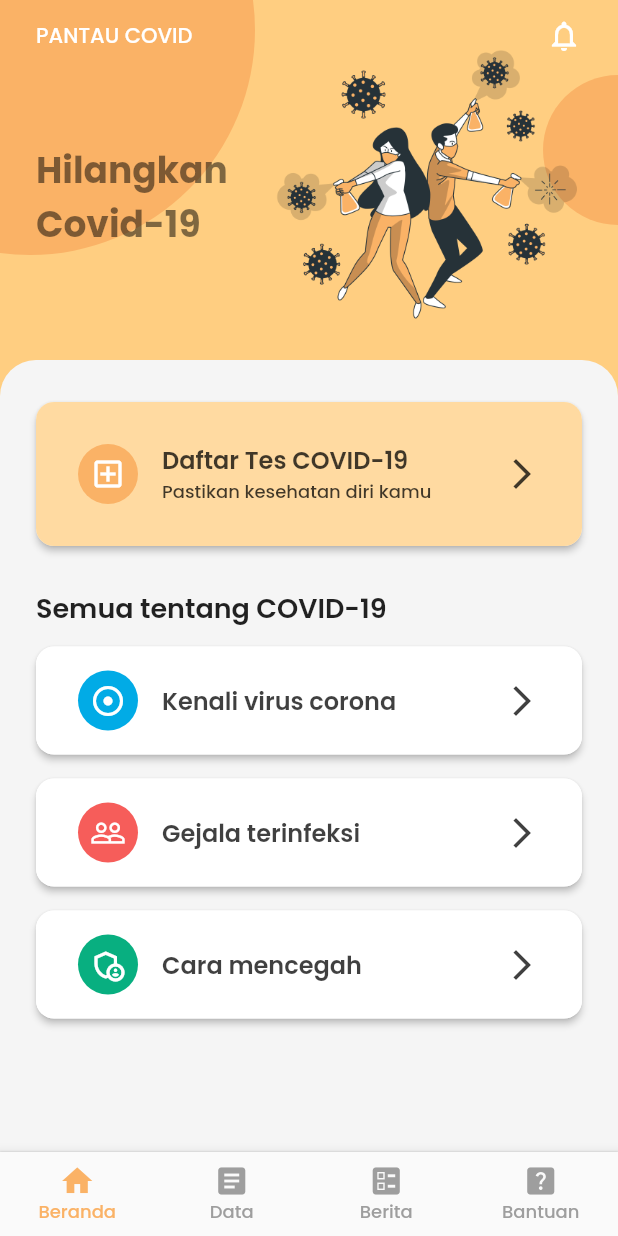
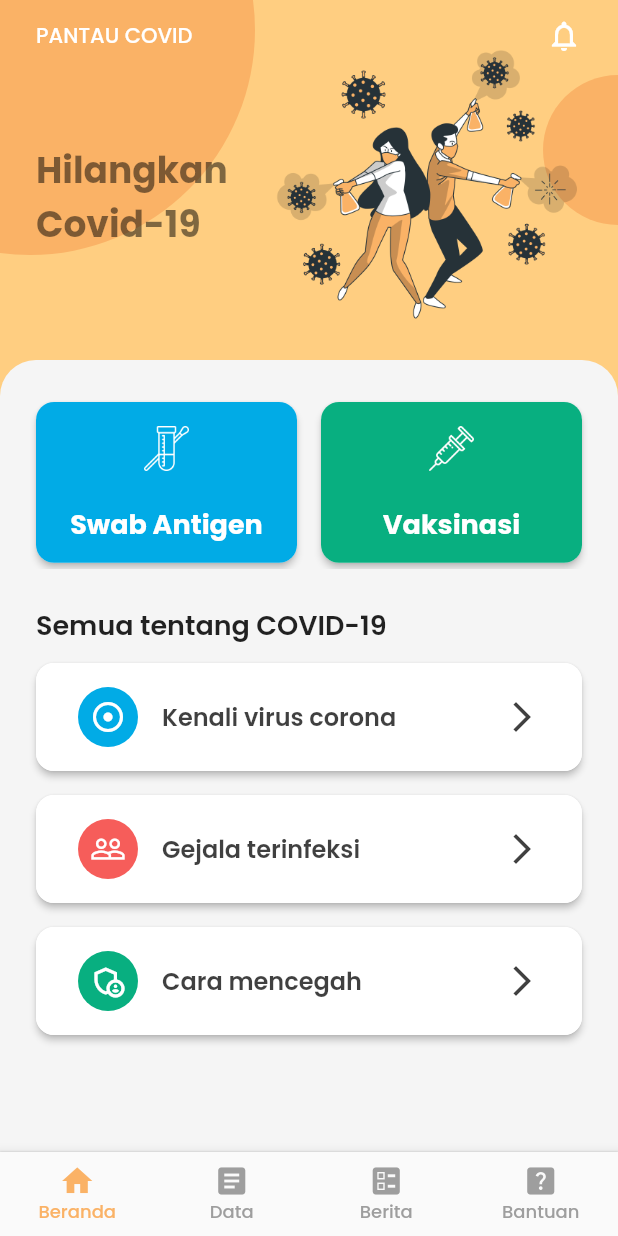
Before and after one commit to nailnafir/pantau-covid, a Flutter app: the screen it shows after launch, on a phone screen of 412 x 824 dp. Run offline on Flutter 3.47's test engine with Material 2 defaults, Android fonts, the phone set to English and light mode, and no system bars; our stand-ins replace carousel_slider, get, lottie, percent_indicator, shimmer; missing offline and left inert: web_scraper.

Commit message:
change ui design normal box card

```diff
--- a/lib/pages/home_page.dart
+++ b/lib/pages/home_page.dart
@@ -133,32 +133,48 @@ class _HomePageState extends State<HomePage> {
             crossAxisAlignment: CrossAxisAlignment.start,
             children: [
               Container(
+                height: MediaQuery.of(context).size.height / 8 +
+                    SpaceConfig.normalSpace,
                 margin: EdgeInsets.symmetric(
                   vertical: SpaceConfig.longSpace,
                   horizontal: SpaceConfig.longSpace - 4,
                 ),
-                child: InkWell(
-                  onTap: () async {
-                    if (await canLaunch(URLShared.onlineMedical +
-                        '/cari-rumah-sakit/kedokteran-umum/swab-antigen')) {
-                      await launch(
-                        URLShared.onlineMedical +
-                            '/cari-rumah-sakit/kedokteran-umum/swab-antigen',
-                        enableJavaScript: true,
-                        forceWebView: true,
-                        enableDomStorage: true,
-                      );
-                    } else {
-                      throw Exception('Tidak dapat mengalihkan ke tujuan');
-                    }
-                  },
-                  child: ListCardTwoLines(
-                    backgroundIconColor: ColorTheme.secondaryColor,
-                    tileColor: ColorTheme.primaryColor.withOpacity(0.75),
-                    title: "Daftar Tes COVID-19",
-                    subtitle: "Pastikan kesehatan diri kamu",
-                    icon: Icons.add_box_outlined,
-                  ),
+                child: GridView.count(
+                  crossAxisCount: 2,
+                  crossAxisSpacing: SpaceConfig.shortSpace,
+                  mainAxisSpacing: SpaceConfig.shortSpace,
+                  primary: false,
+                  childAspectRatio: 1.58,
+                  children: [
+                    NormalBoxCard(
+                      iconImage: Container(
+                        margin: EdgeInsets.only(top: 4),
+                        width: 30,
+                        height: 30,
+                        decoration: BoxDecoration(
+                          image: DecorationImage(
+                              image: AssetImage("assets/images/icon-swab.png")),
+                        ),
+                      ),
+                      title: "Swab Antigen",
+                      backgroundColor: ColorTheme.blueColor,
+                      textColor: Colors.white,
+                    ),
+                    NormalBoxCard(
+                      iconImage: Container(
+                        margin: EdgeInsets.only(top: 4),
+                        width: 30,
+                        height: 30,
+                        decoration: BoxDecoration(
+                            image: DecorationImage(
+                                image: AssetImage(
+                                    "assets/images/icon-syringe.png"))),
+                      ),
+                      title: "Vaksinasi",
+                      backgroundColor: ColorTheme.greenColor,
+                      textColor: Colors.white,
+                    ),
+                  ],
                 ),
               ),
               Container(
--- a/lib/widgets/normal_box_card.dart
+++ b/lib/widgets/normal_box_card.dart
@@ -3,11 +3,15 @@ part of 'widgets.dart';
 class NormalBoxCard extends StatelessWidget {
   final Widget iconImage;
   final String title;
+  final Color textColor;
+  final Color backgroundColor;
 
   const NormalBoxCard({
     Key? key,
     required this.iconImage,
     required this.title,
+    required this.textColor,
+    required this.backgroundColor,
   }) : super(key: key);
 
   @override
@@ -22,7 +26,7 @@ class NormalBoxCard extends StatelessWidget {
         padding: EdgeInsets.all(SpaceConfig.normalSpace),
         decoration: BoxDecoration(
           borderRadius: BorderRadius.circular(SpaceConfig.normalSpace),
-          color: Colors.white,
+          color: backgroundColor,
         ),
         child: Column(
           mainAxisAlignment: MainAxisAlignment.spaceBetween,
@@ -32,7 +36,7 @@ class NormalBoxCard extends StatelessWidget {
               title,
               style: TypeTheme.subTitleTextFont.copyWith(
                 fontWeight: FontWeight.w700,
-                color: Colors.black,
+                color: textColor,
               ),
             ),
           ],
```
Also changed, not shown: lib/pages/definition_page.dart (+8 -0 lines), lib/pages/prevention_page.dart (+8 -0 lines), lib/pages/symptoms_page.dart (+8 -0 lines), assets/images/icon-swab.png (added), assets/images/icon-syringe.png (added).
